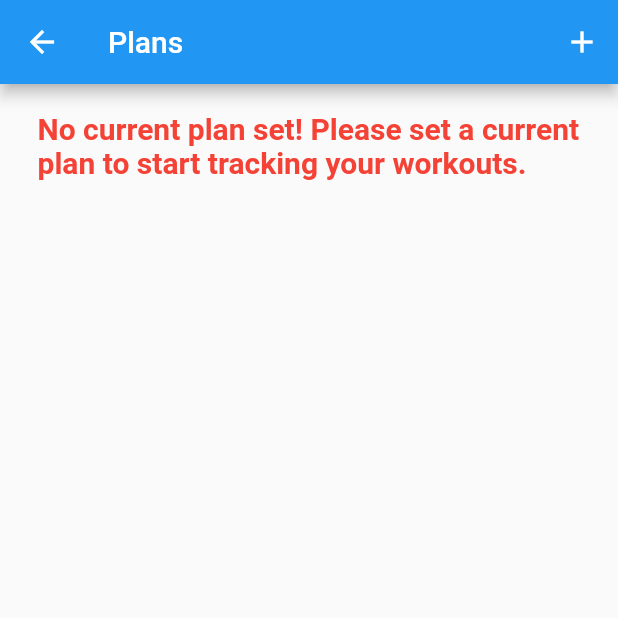
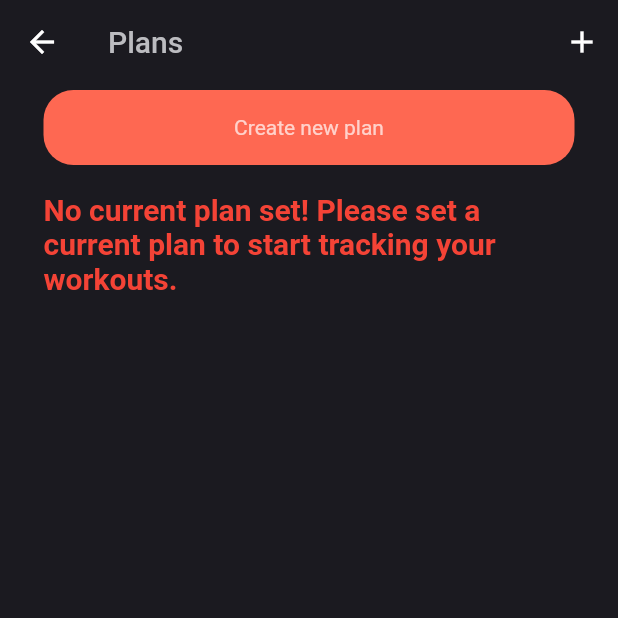
Before and after one commit to maxfornacon/gymnotes, a Flutter app: the DashboardView screen opened by its route, after a tap on the "list alt" icon, on a phone screen of 412 x 824 dp, the top half of it. Run offline on Flutter 3.47's test engine with Material 2 defaults, Android fonts, the phone set to English and light mode, and no system bars; our stand-ins replace cloud_firestore, firebase_core, flutter_heatmap_calendar, freezed_annotation, logger, shared_preferences and 3 more; missing offline and left inert: stacked_firebase_auth, universal_html; accounts and stored records are empty.

Commit message:
Design plans view

```diff
--- a/lib/ui/dumb_widgets/rounded_box.dart
+++ b/lib/ui/dumb_widgets/rounded_box.dart
@@ -3,10 +3,12 @@
 
 class RoundedBox extends StatelessWidget {
   final Widget child;
+  final bool border;
 
   const RoundedBox({
     Key? key,
-    required this.child
+    required this.child,
+    this.border = false,
   }) : super(key: key);
 
   @override
@@ -14,6 +16,10 @@
     return Container(
       decoration: BoxDecoration(
         color: kcSecondaryColor,
+        border: border ? Border.all(
+          color: kcPrimaryColor,
+          width: 2
+        ) : null,
         borderRadius: BorderRadius.circular(20.0),
       ),
       child: Padding(
--- a/lib/ui/plans/plans_view.dart
+++ b/lib/ui/plans/plans_view.dart
@@ -1,6 +1,11 @@
 import 'package:flutter/material.dart';
 import 'package:gymnotes/models/application_models.dart';
+import 'package:gymnotes/ui/dumb_widgets/custom_app_bar.dart';
+import 'package:gymnotes/ui/dumb_widgets/responsive_card.dart';
+import 'package:gymnotes/ui/dumb_widgets/rounded_box.dart';
+import 'package:gymnotes/ui/dumb_widgets/rounded_button.dart';
 import 'package:gymnotes/ui/plans/plans_viewModel.dart';
+import 'package:gymnotes/ui/shared/styles.dart';
 import 'package:gymnotes/ui/shared/ui_helpers.dart';
 import 'package:stacked/stacked.dart';
 
@@ -14,20 +19,26 @@
       onModelReady: (model) => model.initialise(),
       builder: (context, viewModel, child) {
         return Scaffold(
-          appBar: AppBar(
-            title: const Text('Plans'),
-            actions: [
+          appBar: getAppBar(
+            'Plans',
+            [
               IconButton(
                 onPressed: () => viewModel.navigateToCreatePlan(),
                 icon: const Icon(Icons.add),
               ),
             ],
+
           ),
-          body: Padding(
-            padding: const EdgeInsets.symmetric(horizontal: 25.0),
+          body: ResponsiveCard(
             child: Column(
               children: [
                 const SizedBox(width: double.infinity,),
+                RoundedButton(
+                  onPressed: () => viewModel.navigateToCreatePlan(),
+                  child: const Text(
+                    'Create new plan',
+                  ),
+                ),
                 if (!viewModel.currentPlanIsSet)
                   Column(
                     children: const [
@@ -40,50 +51,48 @@
                           fontWeight: FontWeight.w600,
                         ),
                       ),
+                      vSpaceSmall
                     ],
                   ),
-                vSpaceRegular,
+                if (viewModel.currentPlanIsSet) vSpaceRegular,
                 viewModel.initialising
                     ? const Center(
                         child: CircularProgressIndicator(),
                       )
-                    : ListView.builder(
+                    : ListView.separated(
                       shrinkWrap: true,
                       itemCount: viewModel.plans.length,
+                      separatorBuilder: (context, index) => vSpaceSmall,
                       itemBuilder: (context, index) {
                         TPlan plan = viewModel.plans[index];
                         return MouseRegion(
                           cursor: SystemMouseCursors.click,
                           child: GestureDetector(
                             onTap: () => viewModel.setPlanAsCurrent(plan),
-                            child: Card(
-                              color: plan.current ? Colors.blue.shade200 : Colors.white,
-                              child: Padding(
-                                padding: const EdgeInsets.all(8.0),
+                            child: RoundedBox(
+                              border: plan.current ? true : false,
                               child: Column(
                                 crossAxisAlignment: CrossAxisAlignment.start,
                                 children: [
                                   Text(
                                     plan.name,
                                     style: const TextStyle(
+                                      color: kcForegroundColor,
                                       fontSize: 20,
-                                        fontWeight: FontWeight.w600,
                                     ),
                                   ),
-                                    vSpaceRegular,
-                                    ListView.builder(
+                                  vSpaceSmall,
+                                  ListView.separated(
                                     shrinkWrap: true,
                                     itemCount: plan.workouts.length,
+                                    separatorBuilder: (context, index) => vSpaceSmall,
                                     itemBuilder: (context, index) {
                                       TWorkout workout = plan.workouts[index];
                                       return Container(
                                         padding: const EdgeInsets.all(8.0),
                                         decoration: BoxDecoration(
-                                            border: Border.all(
-                                              color: Colors.black12,
-                                              width: 2
-                                            ),
-                                            borderRadius: BorderRadius.circular(5),
+                                          color: Colors.white12,
+                                          borderRadius: BorderRadius.circular(10),
                                         ),
                                         child: Column(
                                           crossAxisAlignment: CrossAxisAlignment.start,
@@ -91,11 +100,12 @@
                                             Text(
                                               workout.name,
                                               style: const TextStyle(
-                                                  fontSize: 20,
+                                                fontSize: 18,
+                                                color: kcForegroundColor,
                                                 fontWeight: FontWeight.w600,
                                               ),
                                             ),
-                                              vSpaceRegular,
+                                            vSpaceTiny,
                                             ListView.builder(
                                               shrinkWrap: true,
                                               itemCount: workout.exercises.length,
@@ -106,7 +116,9 @@
                                                   children: [
                                                     Text(
                                                       exercise.name,
-
+                                                      style: const TextStyle(
+                                                        color: kcForegroundColor,
+                                                      ),
                                                     ),
                                                   ],
                                                 );
@@ -121,7 +133,6 @@
                               ),
                             ),
                           ),
-                          ),
                         );
                       },
                     ),
```
Lines whose indentation alone changed are shown as unchanged.
